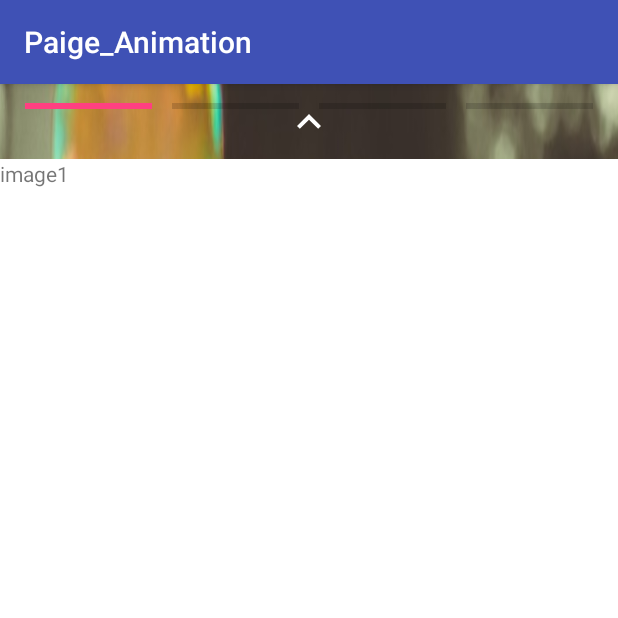
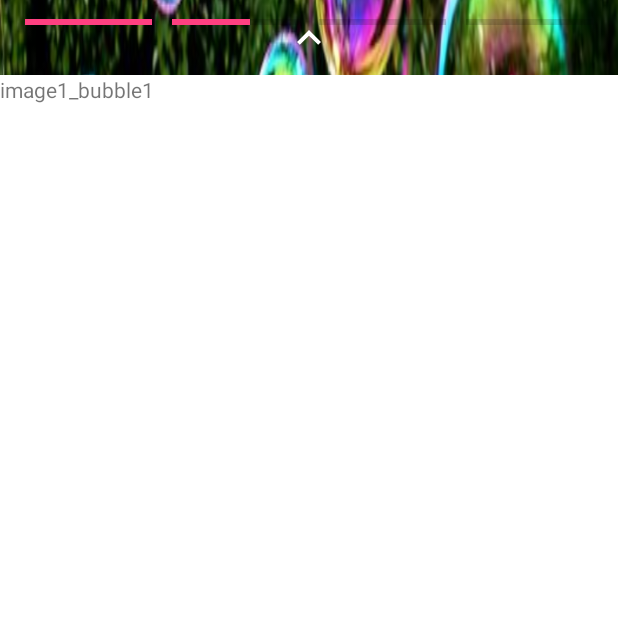
Before and after one commit to jeonsoh/Kotlin_Animation, an Android app: the screen it shows after launch (MainActivity), after a tap on an icon or button, on a phone screen of 412 x 824 dp, the top half of it. Run offline under Robolectric (Android 15) with nearby library versions, the phone set to English and light mode, and no system bars; our stand-ins replace EventBus.

Commit message:
change color

```diff
--- a/app/src/main/java/com/example/jeonsohh/paige_animation/MainActivity.kt
+++ b/app/src/main/java/com/example/jeonsohh/paige_animation/MainActivity.kt
@@ -6,6 +6,8 @@ import android.support.v4.app.FragmentManager
 import android.support.v4.app.FragmentStatePagerAdapter
 import android.support.v4.view.ViewPager
 import android.support.v7.app.AppCompatActivity
+import android.view.Window
+import android.view.WindowManager
 import kotlinx.android.synthetic.main.activity_main.*
 import org.greenrobot.eventbus.EventBus
 import org.greenrobot.eventbus.Subscribe
@@ -20,6 +22,10 @@ class MainActivity : AppCompatActivity() {
 
     override fun onCreate(savedInstanceState: Bundle?) {
         super.onCreate(savedInstanceState)
+        /* full screen */
+        window.setFlags(WindowManager.LayoutParams.FLAG_FULLSCREEN, WindowManager.LayoutParams.FLAG_FULLSCREEN)
+        supportRequestWindowFeature(Window.FEATURE_NO_TITLE)
+
         setContentView(R.layout.activity_main)
 
         //소분류
--- a/app/src/main/java/com/example/jeonsohh/paige_animation/ViewerFragment.kt
+++ b/app/src/main/java/com/example/jeonsohh/paige_animation/ViewerFragment.kt
@@ -12,18 +12,17 @@ import android.view.*
 import android.view.animation.LinearInterpolator
 import android.widget.LinearLayout
 import android.widget.ProgressBar
-import android.widget.Toast
 import kotlinx.android.synthetic.main.activity_viewpager_item.*
 import kotlinx.android.synthetic.main.activity_viewpager_item.view.*
 import org.greenrobot.eventbus.EventBus
 
 
 class ViewerFragment : Fragment(){
-    var currentSubItem : Int = 0
+    var mCurrentProgressbar : Int = 0
     var mAnimatorSet : AnimatorSet? = null
     lateinit var items : MainActivity.bigItem
     var mProgressbar : ProgressBar? = null
-    var mIsLongCLick : Boolean = false
+    var isLongCLick : Boolean = false
     var isCanceled : Boolean = false
 
     companion object {
@@ -64,7 +63,7 @@ class ViewerFragment : Fragment(){
         imageview_viewpager.setOnLongClickListener(object : View.OnLongClickListener{
             override fun onLongClick(p0: View?): Boolean {
                 println("long click")
-                mIsLongCLick = true
+                isLongCLick = true
                 mAnimatorSet?.pause()
                 m_pausedlayout.visibility = View.VISIBLE
                 return true
@@ -83,23 +82,23 @@ class ViewerFragment : Fragment(){
                     }
                     MotionEvent.ACTION_UP -> {
                         Log.d(TAG, "=====Action UP!!!====== ")
-                        if(mIsLongCLick){ //long click, animation restart
+                        if(isLongCLick){ //long click, animation restart
                             mAnimatorSet?.resume()
                             view.m_pausedlayout.visibility = View.INVISIBLE
-                            mIsLongCLick = false
+                            isLongCLick = false
                         }else{ //short click
                              if(m.x > imageview_viewpager.width/2){ //right click
-                                 Log.d(TAG , "short click : right "+ currentSubItem+" , "+subitemSize)
-                                if(currentSubItem < subitemSize+1){
+                                 Log.d(TAG , "short click : right "+ mCurrentProgressbar+" , "+subitemSize)
+                                if(mCurrentProgressbar < subitemSize+1){
                                     mAnimatorSet?.end()
                                 }
                             }else{ //left click
-                                 Log.d(TAG, "short click : left"+ currentSubItem+" , "+subitemSize)
+                                 Log.d(TAG, "short click : left"+ mCurrentProgressbar+" , "+subitemSize)
 
-                                     var temp = currentSubItem
+                                     var temp = mCurrentProgressbar
 
                                      if(temp == 0){//change left viewpager
-                                         currentSubItem = 0
+                                         mCurrentProgressbar = 0
                                          EventBus.getDefault().post(ViewpagerEvent(0))
                                      }else if(temp > 0 && temp < subitemSize+1){
                                          clearAnimation()
@@ -128,7 +127,7 @@ class ViewerFragment : Fragment(){
 
     fun animationStart() {
 
-        mAnimatorSet = setAnimation(currentSubItem)
+        mAnimatorSet = setAnimation(mCurrentProgressbar)
 
         mAnimatorSet?.addListener(object : Animator.AnimatorListener{
 
@@ -141,9 +140,9 @@ class ViewerFragment : Fragment(){
 
             override fun onAnimationStart(p0: Animator?) {
                 Log.d( TAG, " === Start Animation ===  " )
-                if (currentSubItem in 1 .. childCount) {
-                    imageview_viewpager.setImageResource(items.subitem[currentSubItem - 1].main_image)
-                    m_textview_on_slidingdrawer.setText(items.subitem[currentSubItem - 1].main_text) //기사 내용. 수정
+                if (mCurrentProgressbar in 1 .. childCount) {
+                    imageview_viewpager.setImageResource(items.subitem[mCurrentProgressbar - 1].main_image)
+                    m_textview_on_slidingdrawer.setText(items.subitem[mCurrentProgressbar - 1].main_text) //기사 내용. 수정
                 }
             }
 
@@ -154,12 +153,12 @@ class ViewerFragment : Fragment(){
                     //     Log.d( TAG, "current sub item num : " + currentSubItem)
                     //     Log.d( TAG,"-----Child : " +progresslayout_viewpager.javaClass)
                     //     Log.d( TAG,"childCount : " + childCount)
-                    if (currentSubItem < childCount - 1) {
-                        currentSubItem++
+                    if (mCurrentProgressbar < childCount - 1) {
+                        mCurrentProgressbar++
                         animationStart()
 
                     } else {
-                        currentSubItem = 0
+                        mCurrentProgressbar = 0
                         EventBus.getDefault().post(ViewpagerEvent(1))
                     }
 
@@ -192,7 +191,7 @@ class ViewerFragment : Fragment(){
     fun clearAnimation(){
         Log.d( TAG, " === Clear Animation ===  " )
 
-        currentSubItem = 0
+        mCurrentProgressbar = 0
         isCanceled = true
         mAnimatorSet?.cancel()
         isCanceled = false
--- a/app/src/main/res/animator/zoom_in.xml
+++ b/app/src/main/res/animator/zoom_in.xml
@@ -7,7 +7,6 @@
         android:valueFrom="1"
         android:valueTo="1.5"
         android:duration="7000"
-        android:repeatCount="1"
         />
     <!-- repeatcount = -1 means infinitely... -->
     <objectAnimator
@@ -15,6 +14,5 @@
         android:valueFrom="1"
         android:valueTo="1.5"
         android:duration="7000"
-        android:repeatCount="1"
         />
 </set>
--- a/app/src/main/res/layout/activity_viewpager_item.xml
+++ b/app/src/main/res/layout/activity_viewpager_item.xml
@@ -21,10 +21,11 @@
             android:id="@+id/textview_viewpager"
             android:layout_gravity="bottom|center_horizontal"
             android:layout_marginBottom="50dp"
-            android:layout_marginLeft="10dp"
-            android:layout_marginRight="10dp"
+            android:layout_marginLeft="20dp"
+            android:layout_marginRight="20dp"
             android:textSize="30sp"
-            android:textColor="#FFFFFF"
+            android:textStyle="bold"
+            android:textColor="@color/colorBasicTextview"
             />
 
         <LinearLayout
@@ -42,8 +43,7 @@
             android:layout_width="match_parent"
             android:layout_height="25dp"
             android:layout_gravity="center_horizontal"
-            android:background="@android:color/black"
-            android:alpha="0.5"
+            android:background="@color/colorPausedBar"
             android:orientation="horizontal"
             android:id="@+id/m_pausedlayout"
             android:visibility="invisible"
--- a/app/src/main/res/values/colors.xml
+++ b/app/src/main/res/values/colors.xml
@@ -3,4 +3,6 @@
     <color name="colorPrimary">#3F51B5</color>
     <color name="colorPrimaryDark">#303F9F</color>
     <color name="colorAccent">#FF4081</color>
+    <color name="colorPausedBar">#80000000</color>
+    <color name="colorBasicTextview">#FFFFFF</color>
 </resources>
```
